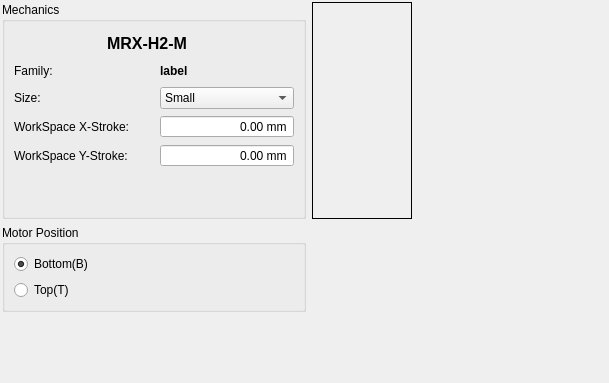
The window that source/wnd/h2configuration.ui (ww4u/mct-h2) describes before a commit, drawn with Qt 5.
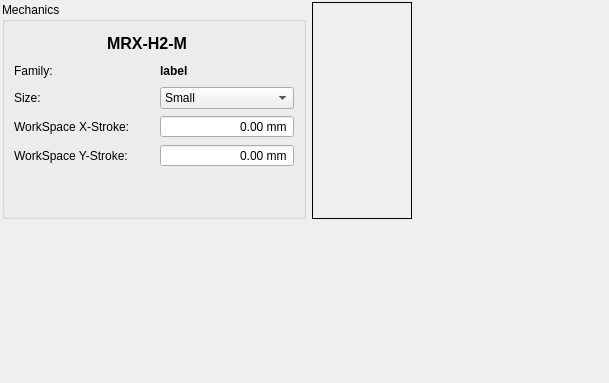
The same window after the commit. Icons and pictures are not drawn.

What changed in the file:
```diff
--- a/source/wnd/h2configuration.ui
+++ b/source/wnd/h2configuration.ui
@@ -76,6 +76,19 @@
      </property>
     </spacer>
    </item>
+   <item row="1" column="0">
+    <spacer name="verticalSpacer">
+     <property name="orientation">
+      <enum>Qt::Vertical</enum>
+     </property>
+     <property name="sizeHint" stdset="0">
+      <size>
+       <width>20</width>
+       <height>40</height>
+      </size>
+     </property>
+    </spacer>
+   </item>
    <item row="0" column="0">
     <widget class="QGroupBox" name="groupBox_3">
      <property name="minimumSize">
@@ -384,75 +397,6 @@
      </layout>
     </widget>
    </item>
-   <item row="2" column="0">
-    <spacer name="verticalSpacer">
-     <property name="orientation">
-      <enum>Qt::Vertical</enum>
-     </property>
-     <property name="sizeHint" stdset="0">
-      <size>
-       <width>20</width>
-       <height>40</height>
-      </size>
-     </property>
-    </spacer>
-   </item>
-   <item row="1" column="0">
-    <widget class="QGroupBox" name="groupBox_motorPos">
-     <property name="minimumSize">
-      <size>
-       <width>302</width>
-       <height>80</height>
-      </size>
-     </property>
-     <property name="title">
-      <string>Motor Position</string>
-     </property>
-     <layout class="QVBoxLayout" name="verticalLayout_3">
-      <item>
-       <widget class="QRadioButton" name="radioButton_b">
-        <property name="sizePolicy">
-         <sizepolicy hsizetype="Preferred" vsizetype="Minimum">
-          <horstretch>0</horstretch>
-          <verstretch>0</verstretch>
-         </sizepolicy>
-        </property>
-        <property name="minimumSize">
-         <size>
-          <width>0</width>
-          <height>20</height>
-         </size>
-        </property>
-        <property name="text">
-         <string>Bottom(B)</string>
-        </property>
-        <property name="checked">
-         <bool>true</bool>
-        </property>
-       </widget>
-      </item>
-      <item>
-       <widget class="QRadioButton" name="radioButton_t">
-        <property name="sizePolicy">
-         <sizepolicy hsizetype="Preferred" vsizetype="Minimum">
-          <horstretch>0</horstretch>
-          <verstretch>0</verstretch>
-         </sizepolicy>
-        </property>
-        <property name="minimumSize">
-         <size>
-          <width>0</width>
-          <height>20</height>
-         </size>
-        </property>
-        <property name="text">
-         <string>Top(T)</string>
-        </property>
-       </widget>
-      </item>
-     </layout>
-    </widget>
-   </item>
   </layout>
  </widget>
  <resources>
```
